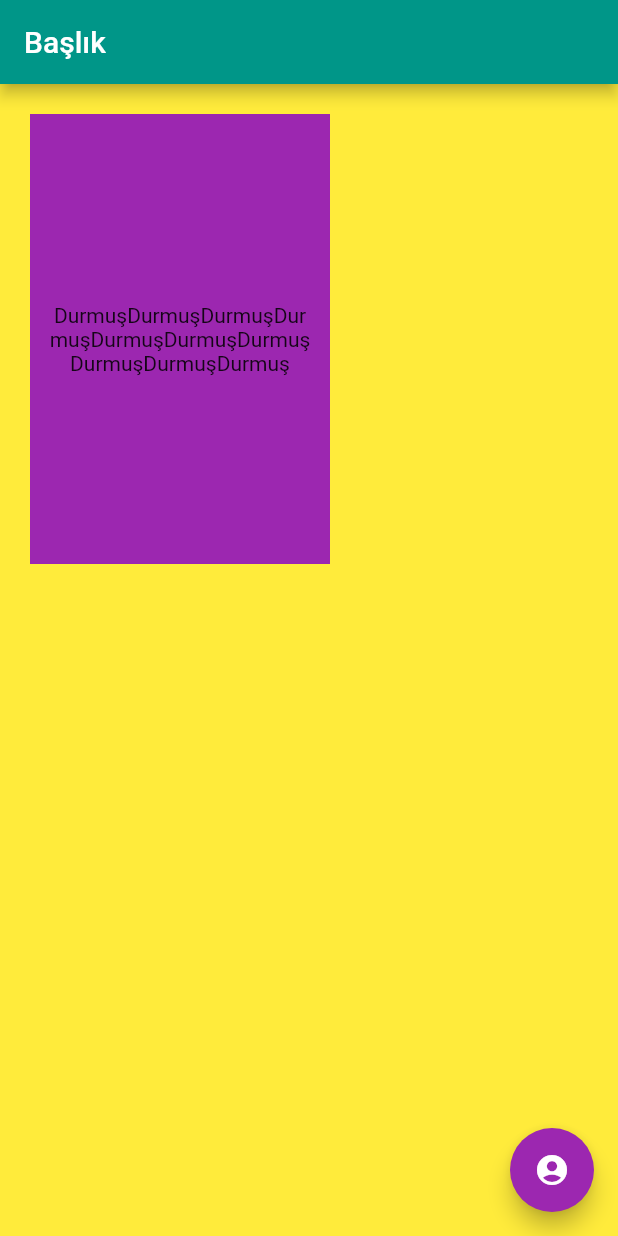
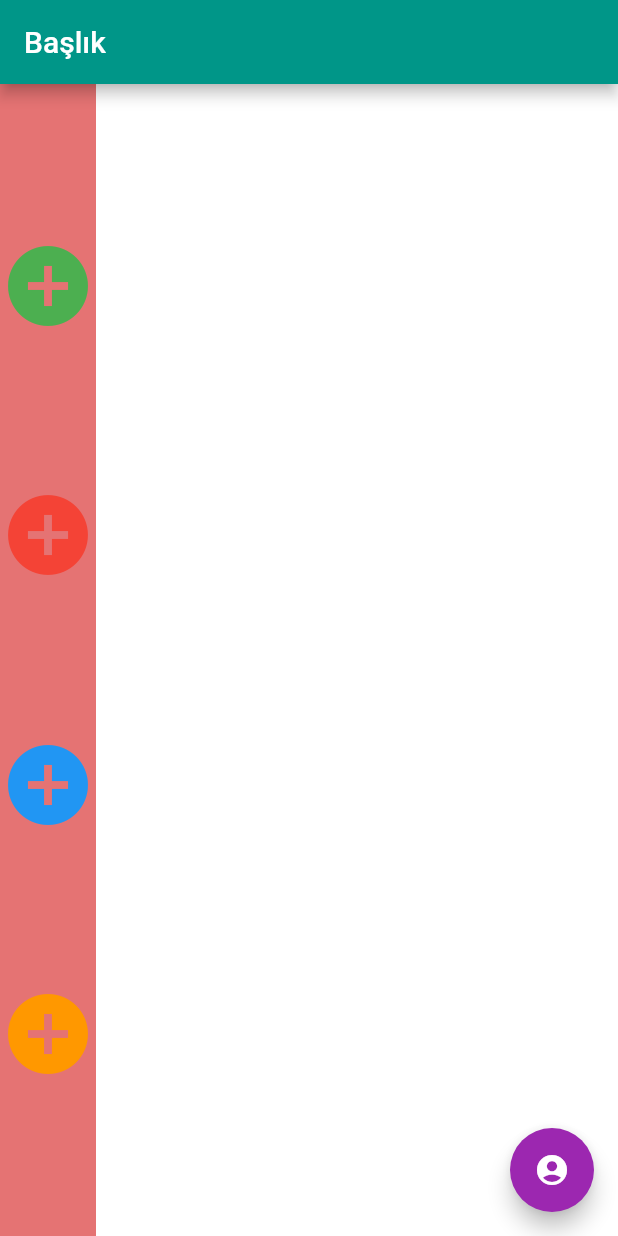
Before and after one commit to durmus-pala/flutterLessons, a Flutter app: the screen it shows after launch, on a phone screen of 412 x 824 dp. Run offline on Flutter 3.47's test engine with Material 2 defaults, Android fonts, the phone set to English and light mode, and no system bars.

Commit message:
continue to lessons

```diff
--- a/flutter_first_lesson/lib/main.dart
+++ b/flutter_first_lesson/lib/main.dart
@@ -13,28 +13,41 @@ class myApp extends StatelessWidget {
       // ignore: deprecated_member_use
       theme: ThemeData(primaryColor: Colors.teal, accentColor: Colors.purple),
       home: Scaffold(
-        backgroundColor: Colors.yellow,
+        backgroundColor: Colors.white,
         appBar: AppBar(
           backgroundColor: Colors.teal,
           title: const Text('Başlık'),
         ),
         // ignore: prefer_const_constructors
         body: Container(
-          width: 200,
-          height: 300,
-          color: Colors.purple,
-          alignment: Alignment.center,
-          // ignore: prefer_const_constructors
-          margin: EdgeInsets.all(20),
-          padding: EdgeInsets.all(10),
-          child: Text(
-            'Durmuş' * 10,
-            textAlign: TextAlign.center,
-            // ignore: prefer_const_constructors
+          color: Colors.red.shade300,
+          child: Column(
+            mainAxisSize: MainAxisSize.max,
+            mainAxisAlignment: MainAxisAlignment.spaceEvenly,
+            crossAxisAlignment: CrossAxisAlignment.start,
+            children: <Widget>[
+              Icon(
+                Icons.add_circle,
+                size: 64,
+                color: Colors.green,
+              ),
+              Icon(
+                Icons.add_circle,
+                size: 64,
+                color: Colors.red,
+              ),
+              Icon(
+                Icons.add_circle,
+                size: 64,
+                color: Colors.blue,
+              ),
+              Icon(
+                Icons.add_circle,
+                size: 64,
+                color: Colors.orange,
+              )
+            ],
           ),
-          // ignore: prefer_const_constructors
-          // constraints: BoxConstraints(
-          //     minHeight: 100, minWidth: 100, maxHeight: 200, maxWidth: 200),
         ),
         floatingActionButton: FloatingActionButton(
           onPressed: () => {debugPrint('Tıklandı')},
@@ -44,4 +57,26 @@ class myApp extends StatelessWidget {
       ),
     );
   }
+
+  Widget containerDersleri() {
+    return Center(
+      child: Container(
+        padding: EdgeInsets.all(20),
+        child: FlutterLogo(
+          size: 128,
+        ),
+        decoration: BoxDecoration(
+            color: Colors.orange,
+            shape: BoxShape.rectangle,
+            border: Border.all(width: 4, color: Colors.purple),
+            borderRadius: BorderRadius.circular(40),
+            boxShadow: [
+              BoxShadow(
+                  color: Colors.green, offset: Offset(10, 20), blurRadius: 10),
+              BoxShadow(
+                  color: Colors.yellow, offset: Offset(0, -20), blurRadius: 20),
+            ]),
+      ),
+    );
+  }
 }
```
